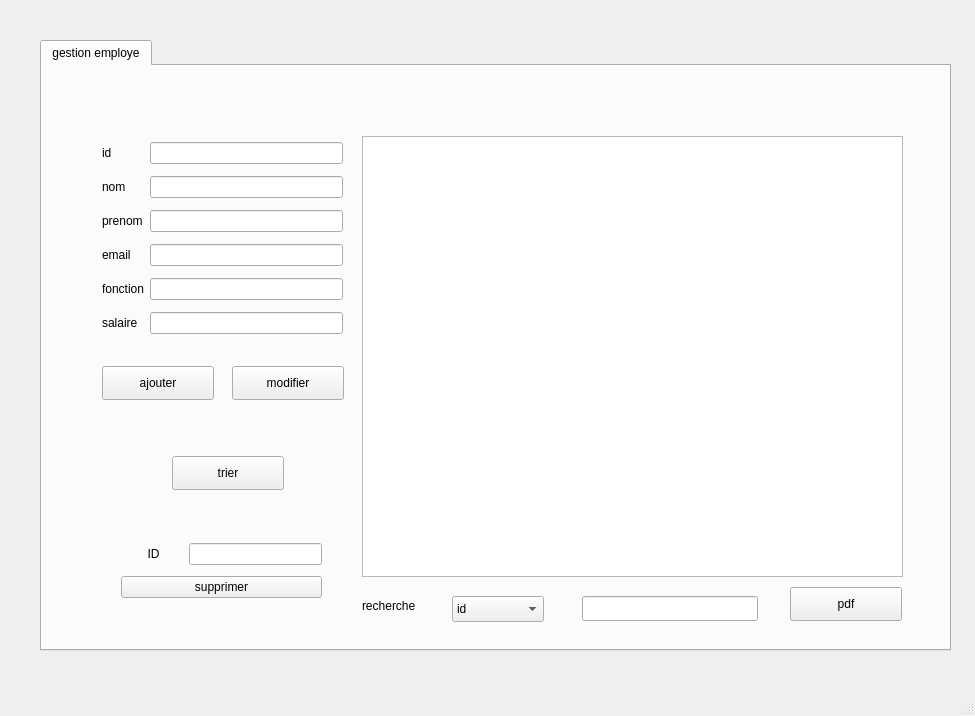
The window that mainwindow.ui (firastourki99/smartgarage) describes before a commit, drawn with Qt 5.
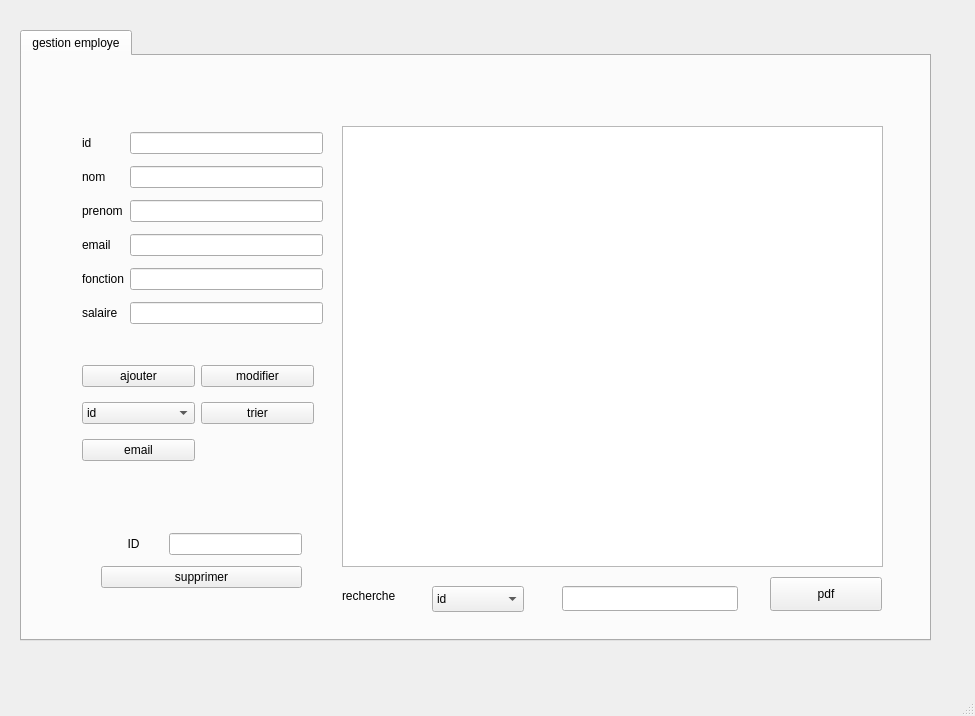
The same window after the commit.

What changed in the file:
```diff
--- a/mainwindow.ui
+++ b/mainwindow.ui
@@ -17,8 +17,8 @@
    <widget class="QTabWidget" name="tabWidget">
     <property name="geometry">
      <rect>
-      <x>40</x>
-      <y>40</y>
+      <x>20</x>
+      <y>30</y>
       <width>911</width>
       <height>611</height>
      </rect>
@@ -30,32 +30,6 @@
      <attribute name="title">
       <string>gestion employe</string>
      </attribute>
-     <widget class="QPushButton" name="ajouter">
-      <property name="geometry">
-       <rect>
-        <x>60</x>
-        <y>300</y>
-        <width>112</width>
-        <height>34</height>
-       </rect>
-      </property>
-      <property name="text">
-       <string>ajouter</string>
-      </property>
-     </widget>
-     <widget class="QPushButton" name="modifier">
-      <property name="geometry">
-       <rect>
-        <x>190</x>
-        <y>300</y>
-        <width>112</width>
-        <height>34</height>
-       </rect>
-      </property>
-      <property name="text">
-       <string>modifier</string>
-      </property>
-     </widget>
      <widget class="QTableView" name="tab_employe">
       <property name="geometry">
        <rect>
@@ -228,18 +202,64 @@
        </item>
       </layout>
      </widget>
-     <widget class="QPushButton" name="trier">
+     <widget class="QWidget" name="">
       <property name="geometry">
        <rect>
-        <x>130</x>
-        <y>390</y>
-        <width>112</width>
-        <height>34</height>
+        <x>60</x>
+        <y>300</y>
+        <width>232</width>
+        <height>116</height>
        </rect>
       </property>
-      <property name="text">
-       <string>trier</string>
-      </property>
+      <layout class="QGridLayout" name="gridLayout_3">
+       <item row="0" column="0">
+        <widget class="QPushButton" name="ajouter">
+         <property name="text">
+          <string>ajouter</string>
+         </property>
+        </widget>
+       </item>
+       <item row="0" column="1">
+        <widget class="QPushButton" name="modifier">
+         <property name="text">
+          <string>modifier</string>
+         </property>
+        </widget>
+       </item>
+       <item row="1" column="0">
+        <widget class="QComboBox" name="comboBox_2">
+         <item>
+          <property name="text">
+           <string>id</string>
+          </property>
+         </item>
+         <item>
+          <property name="text">
+           <string>nom</string>
+          </property>
+         </item>
+         <item>
+          <property name="text">
+           <string>fonction</string>
+          </property>
+         </item>
+        </widget>
+       </item>
+       <item row="1" column="1">
+        <widget class="QPushButton" name="trier">
+         <property name="text">
+          <string>trier</string>
+         </property>
+        </widget>
+       </item>
+       <item row="2" column="0">
+        <widget class="QPushButton" name="pushButton">
+         <property name="text">
+          <string>email</string>
+         </property>
+        </widget>
+       </item>
+      </layout>
      </widget>
     </widget>
    </widget>
```
